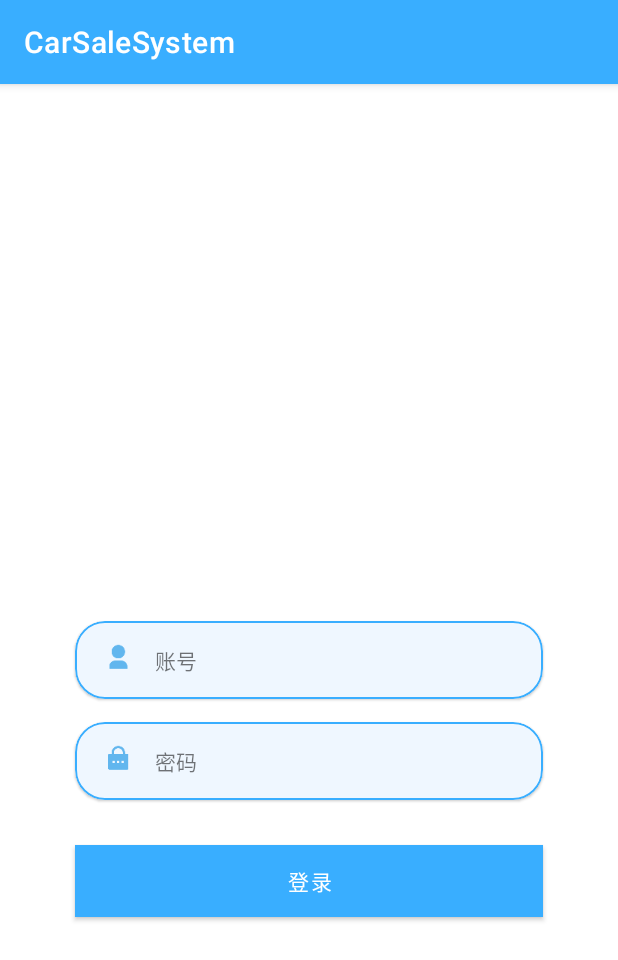
After one commit to rachel-lly/CarSaleSystem, an Android app: the LoginActivity screen opened directly, with no data from a screen before it, on a phone screen of 412 x 824 dp. The commit adds this screen. Shown: the top 960 px of the screen. Run offline under Robolectric (Android 15) with nearby library versions, the phone set to English and light mode, and no system bars.

Commit message:
LoginLayout

```diff
--- a/app/build.gradle
+++ b/app/build.gradle
@@ -26,6 +26,9 @@ android {
         sourceCompatibility JavaVersion.VERSION_1_8
         targetCompatibility JavaVersion.VERSION_1_8
     }
+    viewBinding{
+        enabled = true
+    }
 }
 
 dependencies {
--- a/app/src/main/AndroidManifest.xml
+++ b/app/src/main/AndroidManifest.xml
@@ -9,6 +9,7 @@
         android:roundIcon="@mipmap/ic_launcher_round"
         android:supportsRtl="true"
         android:theme="@style/Theme.CarSaleSystem">
+        <activity android:name=".LoginActivity"></activity>
         <activity android:name=".MainActivity">
             <intent-filter>
                 <action android:name="android.intent.action.MAIN" />
--- /dev/null
+++ b/app/src/main/java/com/example/carsalesystem/LoginActivity.java
@@ -0,0 +1,14 @@
+package com.example.carsalesystem;
+
+import androidx.appcompat.app.AppCompatActivity;
+
+import android.os.Bundle;
+
+public class LoginActivity extends AppCompatActivity {
+
+    @Override
+    protected void onCreate(Bundle savedInstanceState) {
+        super.onCreate(savedInstanceState);
+        setContentView(R.layout.activity_login);
+    }
+}
--- /dev/null
+++ b/app/src/main/res/layout/activity_login.xml
@@ -0,0 +1,99 @@
+<?xml version="1.0" encoding="utf-8"?>
+<RelativeLayout
+    xmlns:android="http://schemas.android.com/apk/res/android"
+    xmlns:app="http://schemas.android.com/apk/res-auto"
+    xmlns:tools="http://schemas.android.com/tools"
+    android:layout_width="match_parent"
+    android:layout_height="match_parent"
+    tools:context=".LoginActivity"
+    >
+
+    <com.google.android.material.card.MaterialCardView
+        android:id="@+id/userid_card"
+        android:layout_width="match_parent"
+        android:layout_height="wrap_content"
+        android:layout_centerVertical="true"
+        android:layout_marginStart="50dp"
+        android:layout_marginEnd="50dp"
+        app:cardCornerRadius="20dp"
+        app:strokeColor="#39aeff"
+        app:strokeWidth="1dp"
+        android:backgroundTint="#eff7ff"
+        >
+        <LinearLayout
+            android:layout_width="wrap_content"
+            android:layout_height="wrap_content"
+            android:orientation="horizontal"
+            android:paddingTop="15dp"
+            android:paddingBottom="15dp"
+            android:paddingStart="20dp"
+            android:paddingEnd="10dp"
+            >
+            <ImageView
+                android:layout_width="wrap_content"
+                android:layout_height="wrap_content"
+                android:src="@mipmap/userid"
+                />
+
+            <TextView
+                android:layout_width="wrap_content"
+                android:layout_height="wrap_content"
+                android:text="账号"
+                android:layout_marginStart="15dp"
+                />
+        </LinearLayout>
+    </com.google.android.material.card.MaterialCardView>
+
+    <com.google.android.material.card.MaterialCardView
+        android:id="@+id/password_card"
+        android:layout_below="@+id/userid_card"
+        android:layout_width="match_parent"
+        android:layout_height="wrap_content"
+        android:layout_centerVertical="true"
+        android:layout_marginTop="15dp"
+        android:layout_marginStart="50dp"
+        android:layout_marginEnd="50dp"
+        app:cardCornerRadius="20dp"
+        app:strokeColor="#39aeff"
+        app:strokeWidth="1dp"
+        android:backgroundTint="#eff7ff"
+        >
+        <LinearLayout
+            android:layout_width="wrap_content"
+            android:layout_height="wrap_content"
+            android:orientation="horizontal"
+            android:paddingTop="15dp"
+            android:paddingBottom="15dp"
+            android:paddingStart="20dp"
+            android:paddingEnd="10dp"
+            >
+            <ImageView
+                android:layout_width="wrap_content"
+                android:layout_height="wrap_content"
+                android:src="@mipmap/password"
+                />
+
+            <TextView
+                android:layout_width="wrap_content"
+                android:layout_height="wrap_content"
+                android:text="密码"
+                android:layout_marginStart="15dp"
+                />
+        </LinearLayout>
+    </com.google.android.material.card.MaterialCardView>
+
+    <Button
+        android:layout_width="match_parent"
+        android:layout_height="wrap_content"
+        android:text="登录"
+        android:textColor="#fff"
+        android:background="@color/colorPrimary"
+        android:layout_below="@+id/password_card"
+        android:layout_centerHorizontal="true"
+        android:layout_marginTop="30dp"
+        android:layout_marginStart="50dp"
+        android:layout_marginEnd="50dp"
+
+        />
+
+</RelativeLayout>
--- a/app/src/main/res/values/colors.xml
+++ b/app/src/main/res/values/colors.xml
@@ -1,5 +1,11 @@
 <?xml version="1.0" encoding="utf-8"?>
 <resources>
+
+    <color name="colorPrimary">#39aeff</color>
+    <color name="colorPrimaryVariant">#39aeff</color>
+    <color name="colorOnPrimary">#39aeff</color>
+
+
     <color name="purple_200">#FFBB86FC</color>
     <color name="purple_500">#FF6200EE</color>
     <color name="purple_700">#FF3700B3</color>
--- a/app/src/main/res/values/themes.xml
+++ b/app/src/main/res/values/themes.xml
@@ -2,9 +2,9 @@
     <!-- Base application theme. -->
     <style name="Theme.CarSaleSystem" parent="Theme.MaterialComponents.DayNight.DarkActionBar">
         <!-- Primary brand color. -->
-        <item name="colorPrimary">@color/purple_500</item>
-        <item name="colorPrimaryVariant">@color/purple_700</item>
-        <item name="colorOnPrimary">@color/white</item>
+        <item name="colorPrimary">#39aeff</item>
+        <item name="colorPrimaryVariant">#39aeff</item>
+        <item name="colorOnPrimary">#39aeff</item>
         <!-- Secondary brand color. -->
         <item name="colorSecondary">@color/teal_200</item>
         <item name="colorSecondaryVariant">@color/teal_700</item>
```
Also changed, not shown: app/src/main/res/mipmap-xxxhdpi/password.png (added), app/src/main/res/mipmap-xxxhdpi/userid.png (added).
